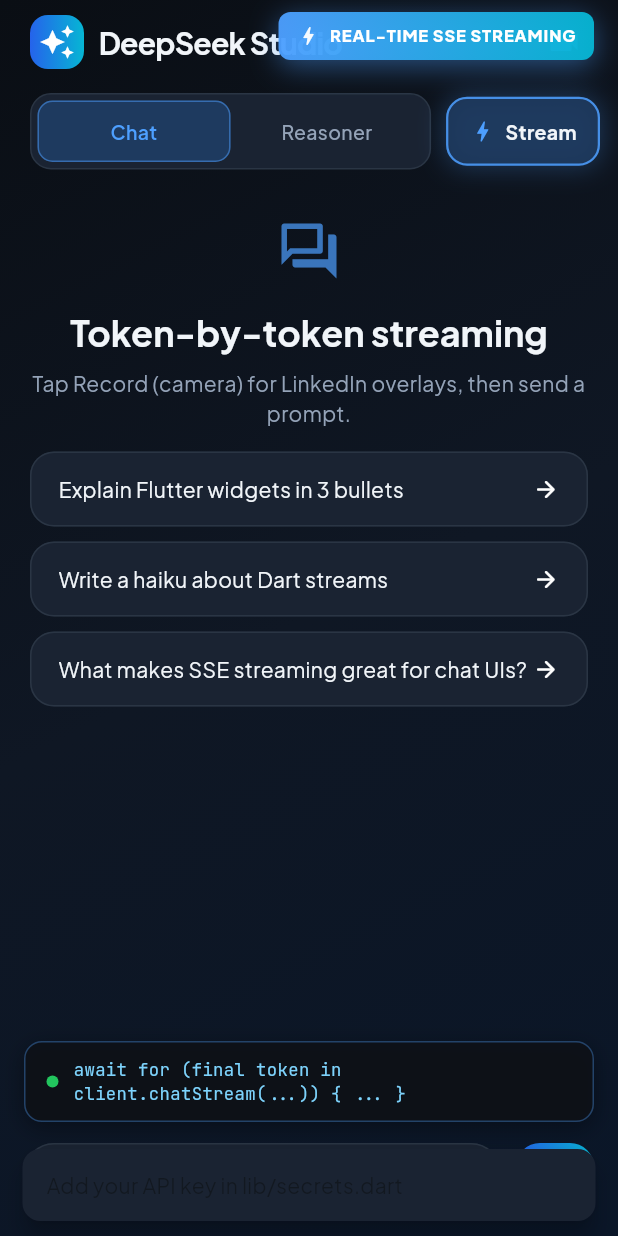
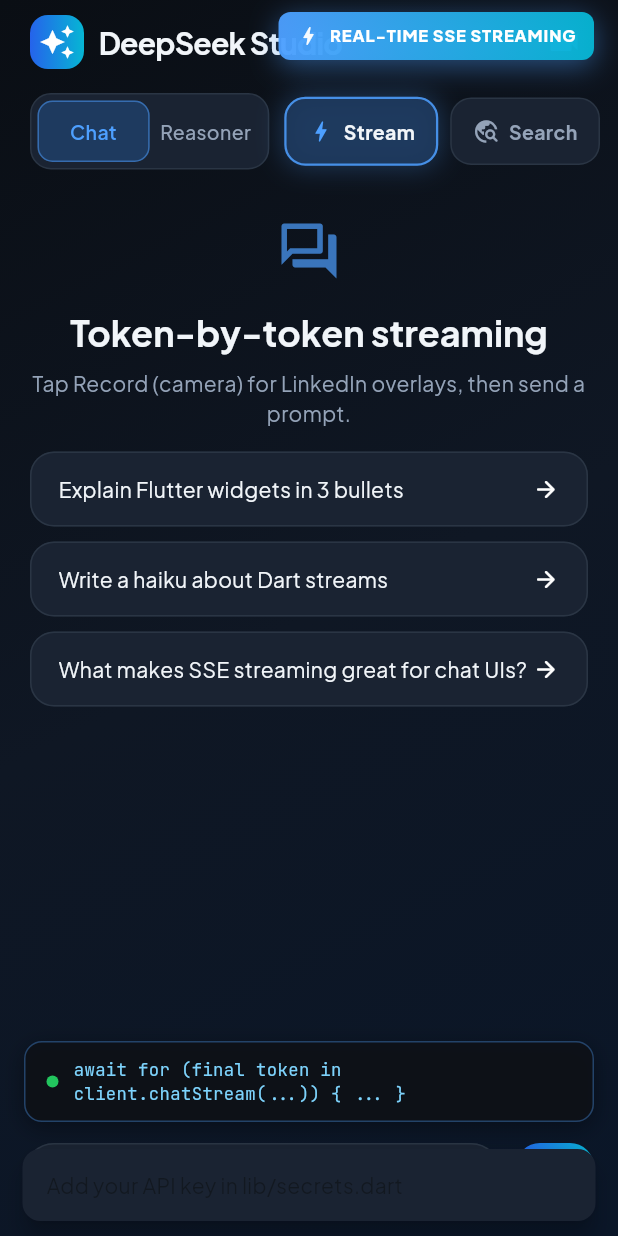
Before and after one commit to oseeshogun/flutter_deepseek, a Flutter app: the screen it shows after launch, after a tap on the "videocam" icon, after a tap on "Explain Flutter widgets in 3 bullets", on a phone screen of 412 x 824 dp. Run offline on Flutter 3.47's test engine with Material 3 defaults, Android fonts, the phone set to English and light mode, and no system bars; our stand-ins replace google_fonts.

Commit message:
feat(demo_studio): add web search chip using chatWithTools

```diff
--- a/demo_studio/lib/screens/chat_screen.dart
+++ b/demo_studio/lib/screens/chat_screen.dart
@@ -1,3 +1,5 @@
+import 'dart:convert';
+
 import 'package:flutter/material.dart';
 import 'package:flutter_deepseek/flutter_deepseek.dart';
 
@@ -24,6 +26,7 @@
 
   String _model = DeepSeekModel.chat;
   bool _streaming = true;
+  bool _webSearch = false;
   bool _busy = false;
   late bool _recordMode;
 
@@ -84,6 +87,27 @@
           );
           _busy = false;
         });
+      } else if (_webSearch) {
+        // Tool loop is non-streaming: the model may call web_search first.
+        await for (final event in _client.chatWithTools(
+          messages: [ChatMessage.user(text)],
+          executor: WebToolExecutor(_client),
+          model: _model,
+        )) {
+          if (!mounted) return;
+          switch (event) {
+            case ToolCallRequested(:final call):
+              setState(() => _messages.add(_Message.status(_describe(call))));
+            case ToolCallCompleted():
+              break;
+            case ChatAnswer(text: final answer):
+              setState(() {
+                _messages.add(_Message.assistant(answer));
+                _busy = false;
+              });
+          }
+          _scrollToEnd();
+        }
       } else if (_streaming) {
         setState(() => _messages.add(_Message.assistant('', streaming: true)));
         final buffer = StringBuffer();
@@ -128,6 +152,15 @@
     }
 
     _scrollToEnd();
+  }
+
+  String _describe(ToolCall call) {
+    try {
+      final args = jsonDecode(call.function.arguments) as Map<String, dynamic>;
+      return 'Searching the web: ${args['query']}';
+    } catch (_) {
+      return 'Calling ${call.function.name}…';
+    }
   }
 
   void _snack(String message) {
@@ -179,11 +212,13 @@
                   _Header(
                     model: _model,
                     streaming: _streaming,
+                    webSearch: _webSearch,
                     busy: _busy,
                     recordMode: _recordMode,
                     compact: compact,
                     onModelChanged: (m) => setState(() => _model = m),
                     onStreamingChanged: (v) => setState(() => _streaming = v),
+                    onWebSearchChanged: (v) => setState(() => _webSearch = v),
                     onRecordModeToggle: () =>
                         setState(() => _recordMode = !_recordMode),
                   ),
@@ -242,21 +277,25 @@
   const _Header({
     required this.model,
     required this.streaming,
+    required this.webSearch,
     required this.busy,
     required this.recordMode,
     required this.compact,
     required this.onModelChanged,
     required this.onStreamingChanged,
+    required this.onWebSearchChanged,
     required this.onRecordModeToggle,
   });
 
   final String model;
   final bool streaming;
+  final bool webSearch;
   final bool busy;
   final bool recordMode;
   final bool compact;
   final ValueChanged<String> onModelChanged;
   final ValueChanged<bool> onStreamingChanged;
+  final ValueChanged<bool> onWebSearchChanged;
   final VoidCallback onRecordModeToggle;
 
   @override
@@ -315,9 +354,8 @@
                 onPressed: onRecordModeToggle,
                 icon: Icon(
                   recordMode ? Icons.videocam : Icons.videocam_outlined,
-                  color: recordMode
-                      ? StudioColors.accent
-                      : StudioColors.textMuted,
+                  color:
+                      recordMode ? StudioColors.accent : StudioColors.textMuted,
                 ),
               ),
             ],
@@ -335,9 +373,19 @@
               _StreamChip(
                 enabled: streaming,
                 glow: streaming,
+                onChanged: busy || model == DeepSeekModel.reasoner || webSearch
+                    ? null
+                    : onStreamingChanged,
+              ),
+              const SizedBox(width: 8),
+              _StreamChip(
+                label: 'Search',
+                icon: Icons.travel_explore_rounded,
+                enabled: webSearch,
+                glow: false,
                 onChanged: busy || model == DeepSeekModel.reasoner
                     ? null
-                    : onStreamingChanged,
+                    : onWebSearchChanged,
               ),
             ],
           ),
@@ -406,8 +454,12 @@
     required this.enabled,
     required this.glow,
     required this.onChanged,
+    this.label = 'Stream',
+    this.icon = Icons.bolt_rounded,
   });
 
+  final String label;
+  final IconData icon;
   final bool enabled;
   final bool glow;
   final ValueChanged<bool>? onChanged;
@@ -456,9 +508,8 @@
     return AnimatedBuilder(
       animation: _pulse,
       builder: (context, child) {
-        final glowStrength = widget.enabled && widget.glow
-            ? 0.25 + (_pulse.value * 0.35)
-            : 0.0;
+        final glowStrength =
+            widget.enabled && widget.glow ? 0.25 + (_pulse.value * 0.35) : 0.0;
 
         return Material(
           color: Colors.transparent,
@@ -500,14 +551,14 @@
         mainAxisSize: MainAxisSize.min,
         children: [
           Icon(
-            Icons.bolt_rounded,
+            widget.icon,
             size: 18,
             color:
                 widget.enabled ? StudioColors.accent : StudioColors.textMuted,
           ),
           const SizedBox(width: 6),
           Text(
-            'Stream',
+            widget.label,
             style: TextStyle(
               fontSize: 13,
               fontWeight: FontWeight.w700,
@@ -616,6 +667,32 @@
 
   @override
   Widget build(BuildContext context) {
+    if (message.isStatus) {
+      return Padding(
+        padding: const EdgeInsets.only(bottom: 14, left: 42),
+        child: Row(
+          children: [
+            const Icon(
+              Icons.travel_explore_rounded,
+              size: 16,
+              color: StudioColors.textMuted,
+            ),
+            const SizedBox(width: 8),
+            Flexible(
+              child: Text(
+                message.text,
+                style: const TextStyle(
+                  fontSize: 13,
+                  fontStyle: FontStyle.italic,
+                  color: StudioColors.textMuted,
+                ),
+              ),
+            ),
+          ],
+        ),
+      );
+    }
+
     final isUser = message.isUser;
     final streamingAssistant = !isUser && message.streaming;
 
@@ -675,8 +752,7 @@
                 boxShadow: streamingAssistant && emphasizeStreaming
                     ? [
                         BoxShadow(
-                          color:
-                              StudioColors.accent.withValues(alpha: 0.12),
+                          color: StudioColors.accent.withValues(alpha: 0.12),
                           blurRadius: 12,
                           offset: const Offset(0, 4),
                         ),
@@ -860,7 +936,11 @@
     required this.isUser,
     this.streaming = false,
     this.reasoning,
+    this.isStatus = false,
   });
+
+  factory _Message.status(String text) =>
+      _Message._(text: text, isUser: false, isStatus: true);
 
   factory _Message.user(String text) => _Message._(text: text, isUser: true);
 
@@ -880,4 +960,5 @@
   final bool isUser;
   final bool streaming;
   final String? reasoning;
+  final bool isStatus;
 }
```
Also changed, not shown: 2 other files.
